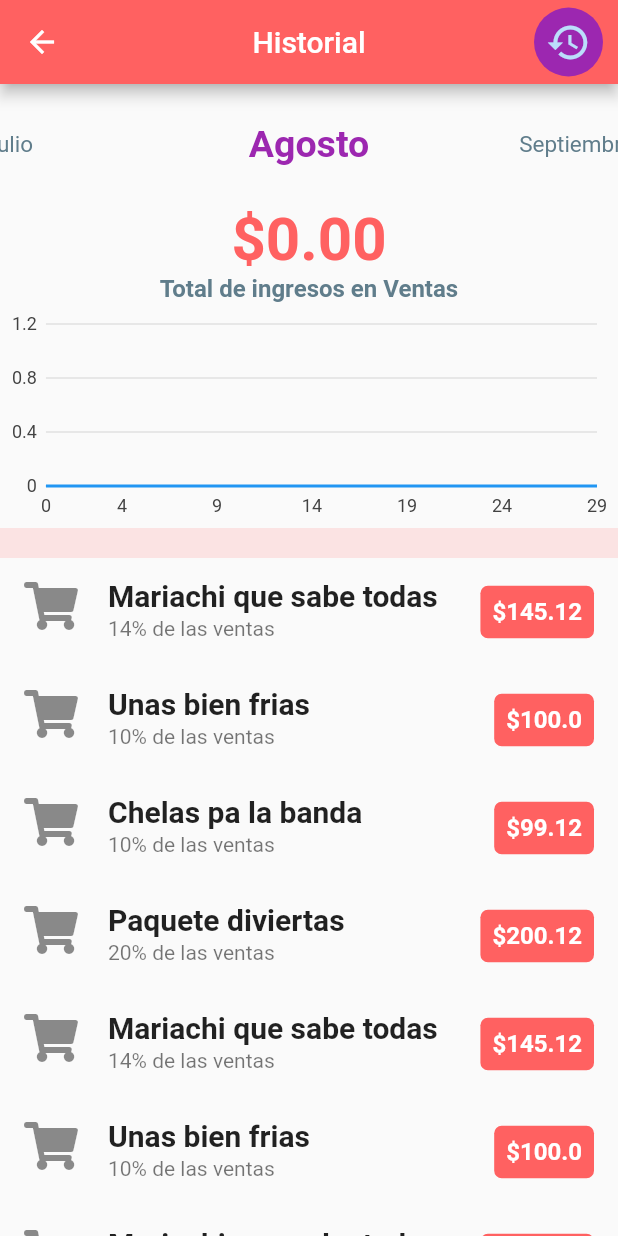
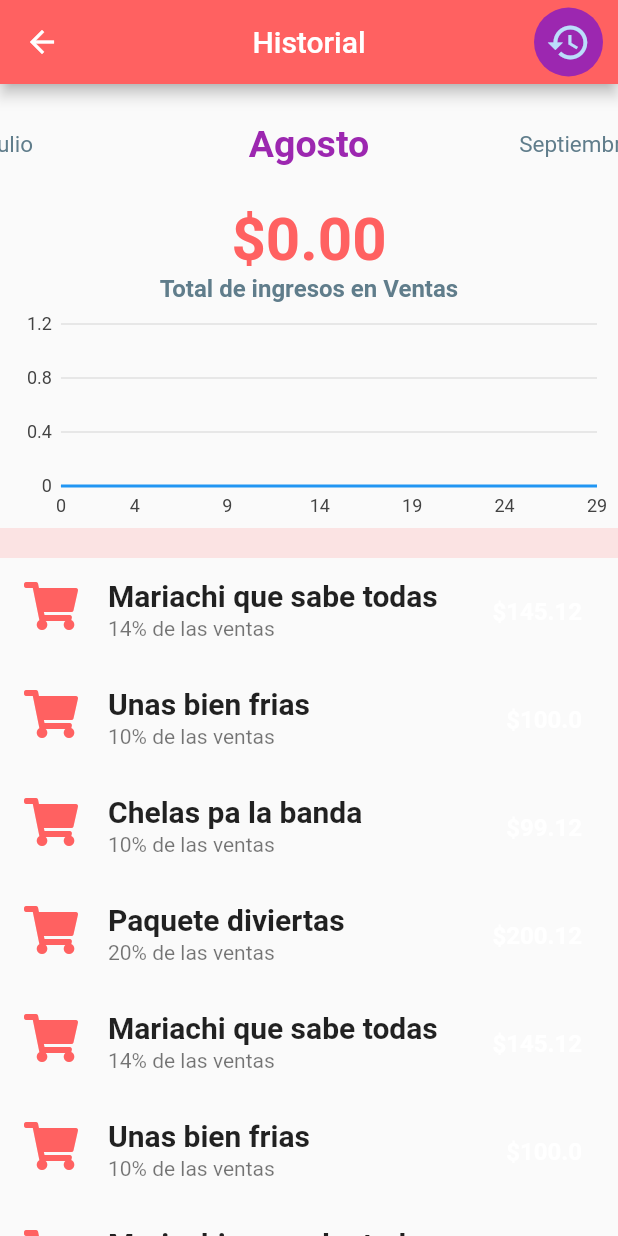
Before and after one commit to mariovg29/Proveedor, a Flutter app: the HistorialScreen screen opened by its route, on a phone screen of 412 x 824 dp. Run offline on Flutter 3.47's test engine with Material 2 defaults, Android fonts, the light colour scheme and no system bars; our stand-ins replace charts_flutter, cloud_firestore, firebase_core, font_awesome_flutter; accounts and stored records are empty; network calls fail.

Commit message:
padding agregado al graph

```diff
--- a/proveedor/lib/src/screens/historial/widgets_historial/month_widget_historial.dart
+++ b/proveedor/lib/src/screens/historial/widgets_historial/month_widget_historial.dart
@@ -14,6 +14,7 @@ class MonthWidgetHistorial extends StatefulWidget {
   MonthWidgetHistorial({Key? key, required this.ventas}) :
         total= ventas.map((docs) => docs['Precio'])
         .fold(0.0, (a,b) => a+b),
+
         daily = List.generate(30, (index) {
           return ventas.where((docs) => docs['Dia']== (index+1)).map
           ((docs) => docs['Precio']).fold(0.0, (a, b) => a+b);
@@ -73,6 +74,7 @@ Widget _ventas(){
 
   Widget _graph(){
   return Container(
+    padding: EdgeInsets.only(left: 10),
     height: 150,
 
     child: GraphWidget(
@@ -82,7 +84,7 @@ Widget _ventas(){
 }
 Widget _item(IconData icon, String nombre, int percent, double value){
   return ListTile(
-    leading: Icon(icon, size: 32.0),
+    leading: Icon(icon, size: 32.0,color: Color(0xffff6161),),
     title: Text(nombre,
     style: TextStyle(
       fontSize: 20,
@@ -91,7 +93,7 @@ Widget _item(IconData icon, String nombre, int percent, double value){
     subtitle: Text("$percent% de las ventas"),
     trailing: Container(
       decoration: BoxDecoration(
-        color:  Color(0xffff6161),
+        // color:  Color(0xffff6161),
         borderRadius: BorderRadius.circular(5)
 
       ),
@@ -103,6 +105,8 @@ Widget _item(IconData icon, String nombre, int percent, double value){
           fontWeight: FontWeight.bold,
           fontSize: 16) ,),
       )),
+
+
   );
 }
 
```
